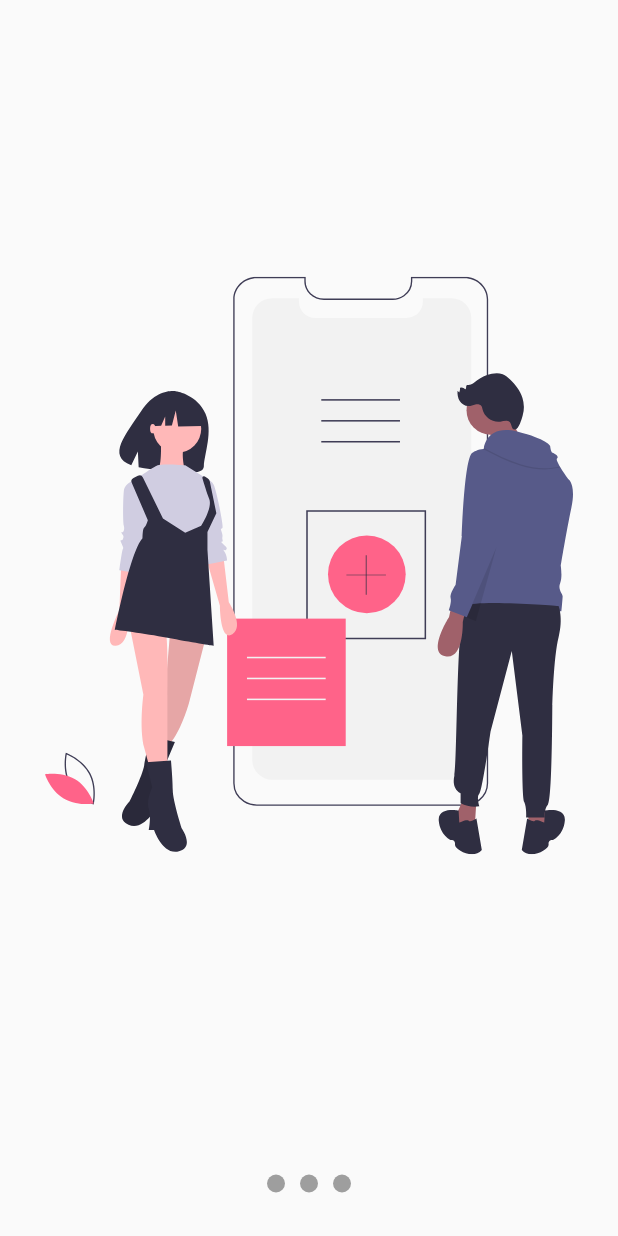
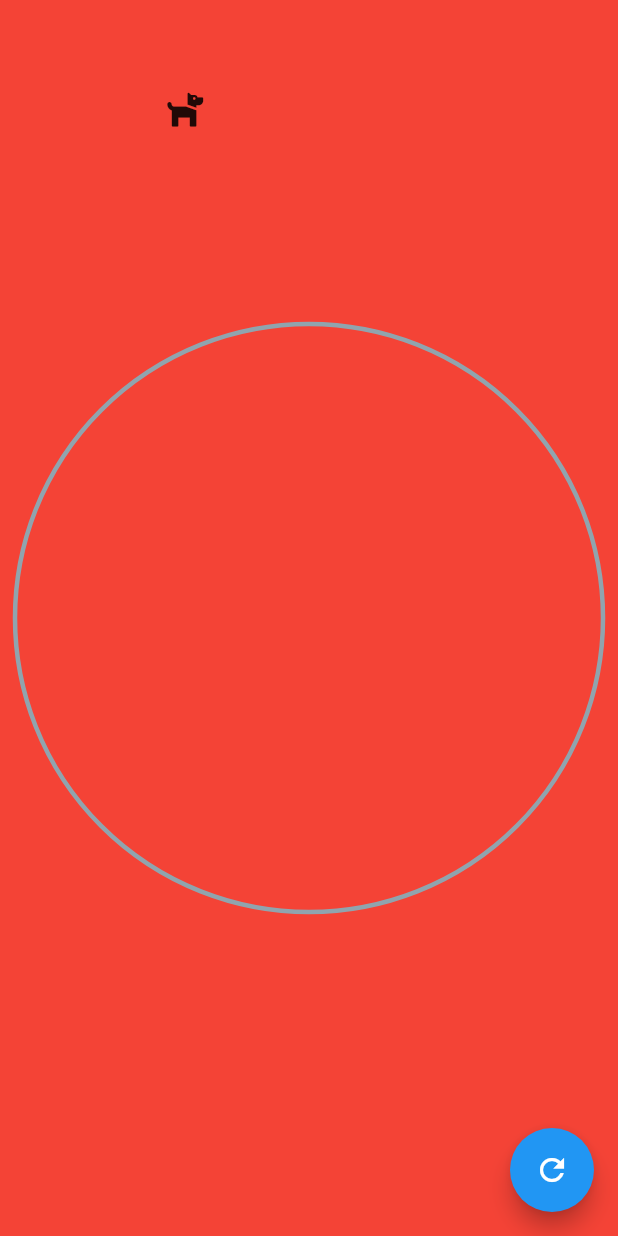
Before and after one commit to hugogoncalvez/animaciones, a Flutter app: the screen it shows after launch, on a phone screen of 412 x 824 dp. Run offline on Flutter 3.47's test engine with Material 2 defaults, Android fonts, the phone set to English and light mode, and no system bars; our stand-ins replace flutter_svg, font_awesome_flutter.

Commit message:
agregado animacion perrito

```diff
--- a/lib/main.dart
+++ b/lib/main.dart
@@ -1,10 +1,12 @@
+import 'package:animaciones/src/pages/animacion_perrito.dart';
 import 'package:animaciones/src/pages/slideshow_page.dart';
+import 'package:animaciones/src/retos/cuadrado_animado_page.dart';
 import 'package:flutter/material.dart';
 import 'package:animaciones/src/pages/graficas_circulares_page.dart';
 
-//import 'package:animaciones/src/Labs/circular_progress_page.dart';
-//import 'package:animaciones/src/pages/animaciones_page.dart';
-//import 'package:animaciones/src/pages/headers_page.dart';
+import 'package:animaciones/src/Labs/circular_progress_page.dart';
+import 'package:animaciones/src/pages/animaciones_page.dart';
+import 'package:animaciones/src/pages/headers_page.dart';
 
 void main() => runApp(MyApp());
 
@@ -13,7 +15,7 @@ class MyApp extends StatelessWidget {
   Widget build(BuildContext context) {
     return MaterialApp(
       title: 'Curso Diseño',
-      home: SlideShowPage(),
+      home: AnimacionPage(),
       debugShowCheckedModeBanner: false,
     );
   }
--- /dev/null
+++ b/lib/src/pages/animacion_perrito.dart
@@ -0,0 +1,83 @@
+import 'package:flutter/material.dart';
+
+import 'package:animaciones/src/widgets/radial_progress.dart';
+import 'package:font_awesome_flutter/font_awesome_flutter.dart';
+
+class AnimacionPage extends StatefulWidget {
+  const AnimacionPage({Key? key}) : super(key: key);
+
+  @override
+  _AnimacionesPageState createState() => _AnimacionesPageState();
+}
+
+class _AnimacionesPageState extends State<AnimacionPage> {
+  double porcentaje = 0.0;
+  final Color colorPrimario = Colors.blue;
+  final double grosorLineaPregress = 8.0;
+  final double grosorLineaFondo = 3.0;
+  final double widthContainer = double.infinity;
+  final double heigthContainer = double.infinity;
+
+  @override
+  Widget build(BuildContext context) {
+    return Scaffold(
+        floatingActionButton: FloatingActionButton(
+          onPressed: () {
+            porcentaje += 10;
+            if (porcentaje > 100) {
+              porcentaje = 0;
+            }
+            setState(() {});
+          },
+          child: Icon(Icons.refresh),
+        ),
+        body: Center(
+          child: CustomRadialProgress(
+              widthContainer: widthContainer,
+              heigthContainer: heigthContainer,
+              porcentaje: porcentaje,
+              colorPrimario: Colors.red,
+              grosorLineaFondo: grosorLineaFondo,
+              grosorLineaPregress: grosorLineaPregress),
+        ));
+  }
+}
+
+class CustomRadialProgress extends StatelessWidget {
+  const CustomRadialProgress({
+    Key? key,
+    required this.widthContainer,
+    required this.heigthContainer,
+    required this.porcentaje,
+    required this.colorPrimario,
+    required this.grosorLineaFondo,
+    required this.grosorLineaPregress,
+  }) : super(key: key);
+
+  final double widthContainer;
+  final double heigthContainer;
+  final double porcentaje;
+  final Color colorPrimario;
+  final double grosorLineaFondo;
+  final double grosorLineaPregress;
+
+  @override
+  Widget build(BuildContext context) {
+    return Container(
+      color: Colors.red,
+      padding: EdgeInsets.all(10),
+      width: widthContainer,
+      height: heigthContainer,
+      child: Stack(alignment: Alignment.center, children: [
+        Positioned(top: 50, left: 100, child: FaIcon(FontAwesomeIcons.dog)),
+        RadialProgres(
+          porcentaje: porcentaje,
+          colorPrimario: colorPrimario,
+          colorSecundario: Colors.blueGrey[300] as Color,
+          grosorLineaFondo: grosorLineaFondo,
+          grosorLineaPregress: grosorLineaPregress,
+        ),
+      ]),
+    );
+  }
+}
--- a/lib/src/pages/headers_page.dart
+++ b/lib/src/pages/headers_page.dart
@@ -4,6 +4,6 @@ import 'package:animaciones/src/widgets/headers.dart';
 class HeaderPage extends StatelessWidget {
   @override
   Widget build(BuildContext context) {
-    return Scaffold(body: HeaderWavesGradienteAbajo());
+    return Scaffold(body: BordesRedondeados());
   }
 }
--- a/lib/src/retos/cuadrado_animado_page.dart
+++ b/lib/src/retos/cuadrado_animado_page.dart
@@ -35,7 +35,7 @@ class __CuadradoAnimadoState extends State<_CuadradoAnimado>
     controller = new AnimationController(
         vsync: this, duration: Duration(milliseconds: 4500));
 
-    moverDerecha = Tween(begin: 0.0, end: 100.0).animate(CurvedAnimation(
+    moverDerecha = Tween(begin: -100.0, end: 100.0).animate(CurvedAnimation(
         parent: controller,
         curve: Interval(0.0, 0.25, curve: Curves.bounceOut)));
 
--- a/lib/src/widgets/radial_progress.dart
+++ b/lib/src/widgets/radial_progress.dart
@@ -49,6 +49,7 @@ class _RadialProgresState extends State<RadialProgres>
         animation: controller,
         builder: (BuildContext contex, child) {
           return Container(
+            color: Colors.transparent,
             width: double.infinity,
             height: double.infinity,
             child: CustomPaint(
--- a/pubspec.yaml
+++ b/pubspec.yaml
@@ -29,6 +29,7 @@ dependencies:
   # Use with the CupertinoIcons class for iOS style icons.
   cupertino_icons: ^1.0.2
   flutter_svg: ^0.22.0
+  font_awesome_flutter: ^9.1.0
 
 dev_dependencies:
   flutter_test:
```
Also changed, not shown: pubspec.lock.
